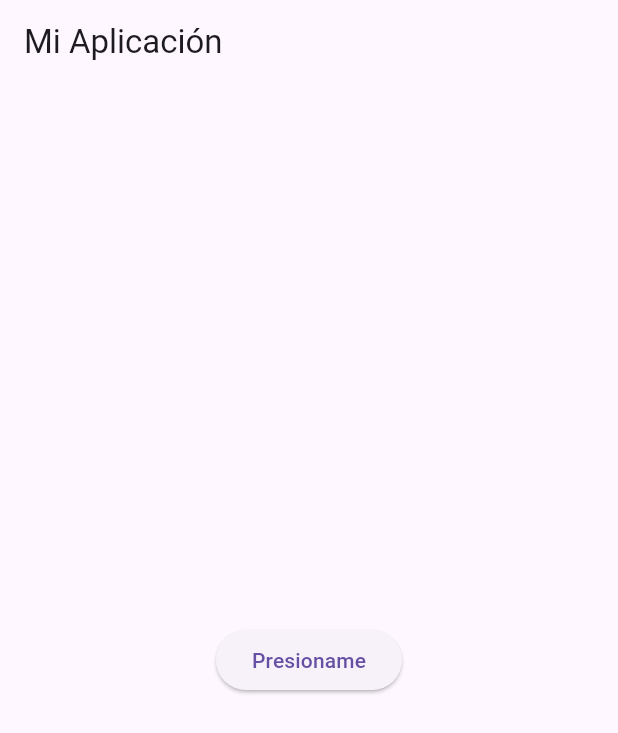
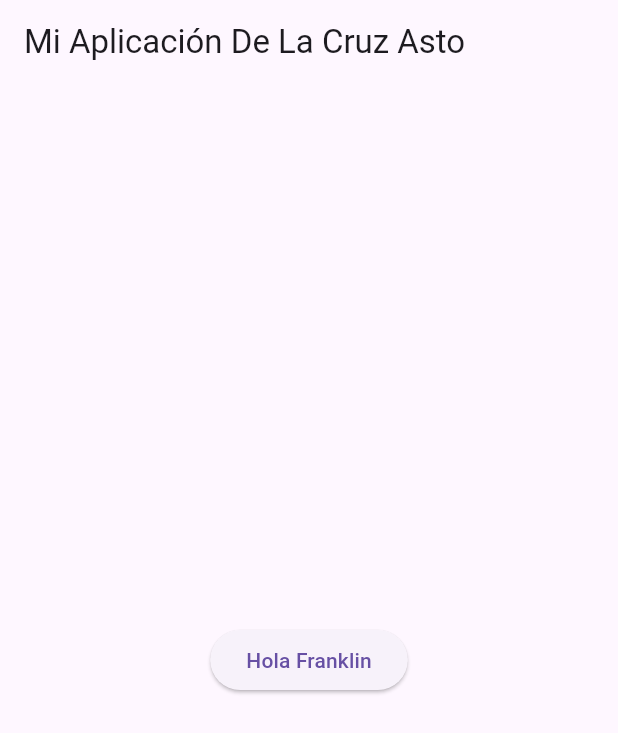
Before and after one commit to frafranklin/Flutter01, a Flutter app: the screen it shows after launch, on a phone screen of 412 x 824 dp. Shown: the top 733 px of the screen. Run offline on Flutter 3.47's test engine with Material 3 defaults, Android fonts, the light colour scheme and no system bars.

Commit message:
Botton habilitado

```diff
--- a/lib/main.dart
+++ b/lib/main.dart
@@ -10,16 +10,15 @@ class MiAplicacion extends StatelessWidget {
     return MaterialApp(
       home: Scaffold(
         appBar: AppBar(
-          title: Text('Mi Aplicación'),
+          title: Text('Mi Aplicación De La Cruz Asto'),
         ),
         body: Center(
           child: ElevatedButton(
-            onPressed: () {
-// Acción a realizar cuando se presiona el botón
-              print('¡Botón presionado!');
-            },
-            child: Text('Presioname'),
-          ),
+              child: Text("Hola Franklin"),
+              onPressed: () {
+                var t = DateTime.now();
+                print(t);
+              }),
         ),
       ),
     );
```
